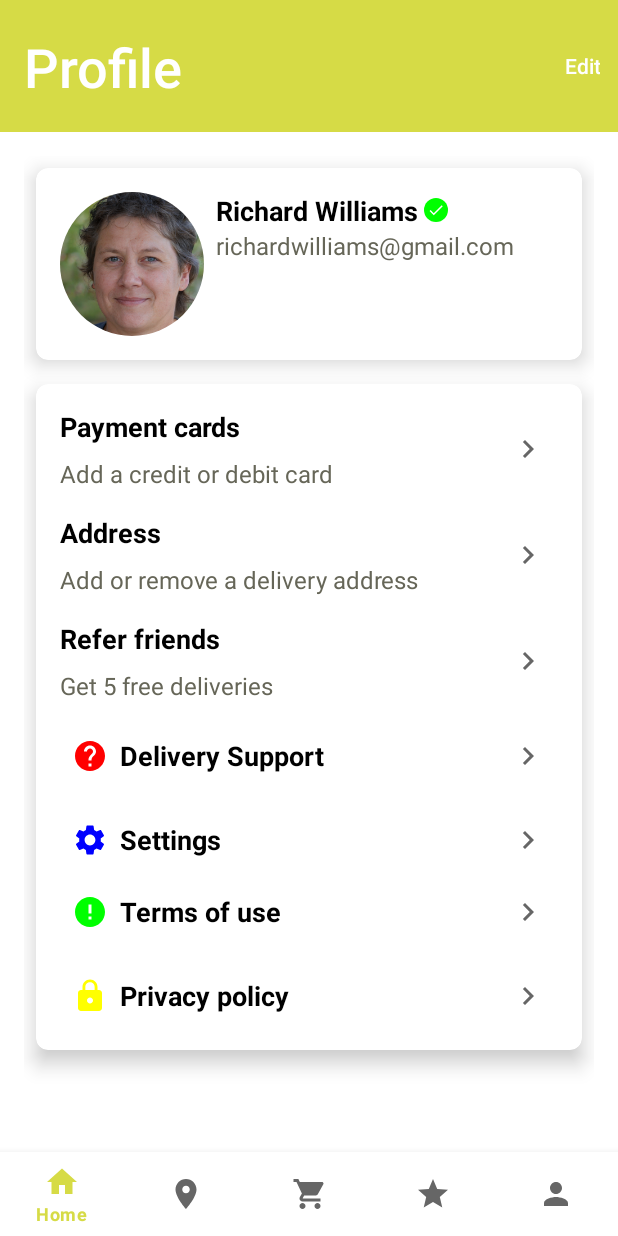
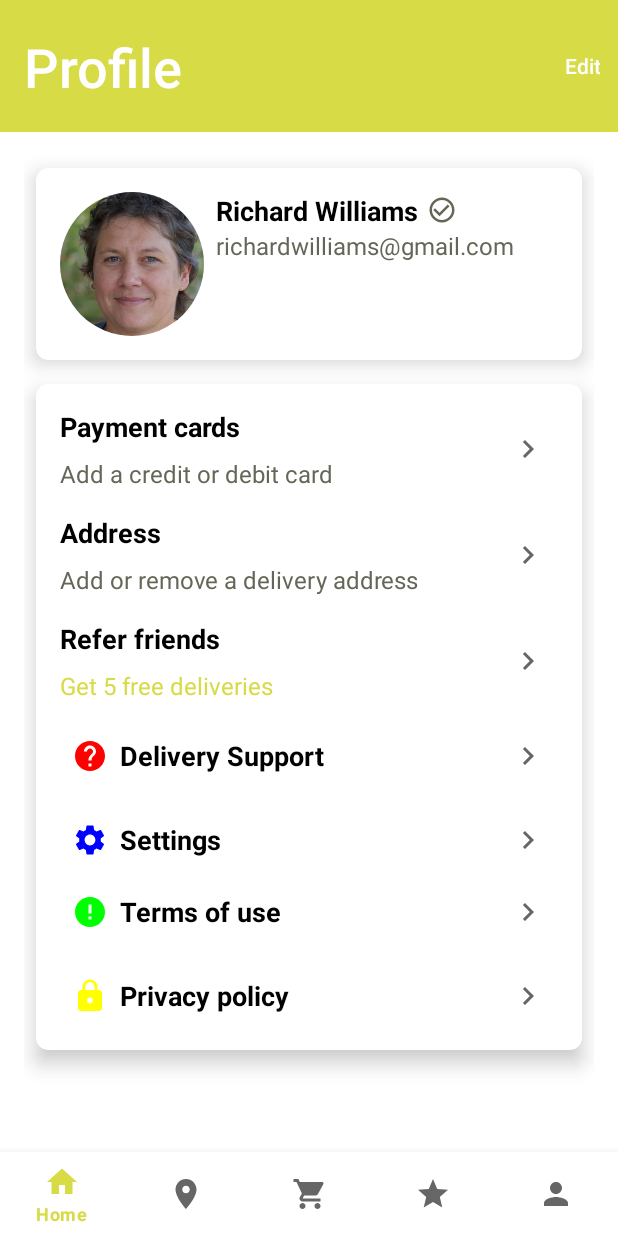
Before and after one commit to DavidGrath/Restaurant-App-Two, an Android app: the fragment ProfileFragment placed in its activity, on a phone screen of 412 x 824 dp. Run offline under Robolectric (Android 15) with nearby library versions, the phone set to English and light mode, and no system bars; our stand-ins replace RxJava; libraries missing offline, so code that uses them is left out: com.mapbox.geojson, com.mapbox.maps, org.apache.commons; 21 statements that could not run were skipped.

Commit message:
Done for now

```diff
--- a/app/src/main/java/com/davidgrath/restaurantapptwo/ConverterUtils.kt
+++ b/app/src/main/java/com/davidgrath/restaurantapptwo/ConverterUtils.kt
@@ -8,7 +8,7 @@ import java.util.*
 class ConverterUtils {
     companion object {
         fun restaurantDetailsDataToRestaurantSummaryUI(restaurant : RestaurantDetailsData) : RestaurantSummaryUI {
-            val dateFormat = SimpleDateFormat.getTimeInstance(SimpleDateFormat.SHORT, Locale.getDefault())
+            val dateFormat = SimpleDateFormat("hh:mm a")
             dateFormat.timeZone = TimeZone.getTimeZone("GMT")
             val date = Date()
             date.time = restaurant.openTime * 60 * 1_000L
--- a/app/src/main/java/com/davidgrath/restaurantapptwo/application/RestaurantAppTwo.kt
+++ b/app/src/main/java/com/davidgrath/restaurantapptwo/application/RestaurantAppTwo.kt
@@ -32,8 +32,6 @@ class RestaurantAppTwo : Application() {
         authRepository =
             AuthRepository(networkClient, storageHelper)
         locationHelper = LocationHelperImpl(this)
-        val preferences = getSharedPreferences(Constants.APPLICATION_NAME, MODE_PRIVATE)
-        preferences.edit().clear().commit()
     }
 
     fun getCartUseCase() : CartUseCase {
--- a/app/src/main/java/com/davidgrath/restaurantapptwo/auth/AuthStorageHelperImpl.kt
+++ b/app/src/main/java/com/davidgrath/restaurantapptwo/auth/AuthStorageHelperImpl.kt
@@ -104,8 +104,6 @@ class AuthStorageHelperImpl(private val context: Context) : AuthStorageHelper {
             EncryptedSharedPreferences.PrefValueEncryptionScheme.AES256_GCM
         )
         preferences.registerOnSharedPreferenceChangeListener(listener)
-        //TODO Remove this line
-        preferences.edit().clear().commit()
 
         usernameBehaviorSubject.onNext(preferences.getString("username", ""))
         emailBehaviorSubject.onNext(preferences.getString("email", ""))
--- a/app/src/main/java/com/davidgrath/restaurantapptwo/auth/OtpVerificationActivity.kt
+++ b/app/src/main/java/com/davidgrath/restaurantapptwo/auth/OtpVerificationActivity.kt
@@ -18,8 +18,11 @@ class OtpVerificationActivity : AppCompatActivity(), OnClickListener {
         super.onCreate(savedInstanceState)
         binding = ActivityOtpVerificationBinding.inflate(layoutInflater)
         viewModel = ViewModelProvider(this, ViewModelProvider.NewInstanceFactory()).get(OtpVerificationViewModel::class.java)
+        binding.toolbarOtpVerification.setNavigationOnClickListener {
+            finish()
+        }
         binding.otpEditTextOtpVerification.setOnCompleteListener {
-            //Runtime exception if this isn't set
+            //Runtime exception will be thrown if this listener isn't set
         }
         binding.otpEditTextOtpVerification.addTextChangedListener {
             viewModel.otp = it!!.toString()
--- a/app/src/main/java/com/davidgrath/restaurantapptwo/auth/ProfileFragment.kt
+++ b/app/src/main/java/com/davidgrath/restaurantapptwo/auth/ProfileFragment.kt
@@ -1,29 +1,24 @@
 package com.davidgrath.restaurantapptwo.auth
 
-import android.graphics.Bitmap
+import android.content.Intent
 import android.os.Bundle
 import android.view.LayoutInflater
 import android.view.MenuItem
 import android.view.View
+import android.view.View.OnClickListener
 import android.view.ViewGroup
 import androidx.appcompat.widget.Toolbar
-import androidx.core.graphics.drawable.RoundedBitmapDrawableFactory
 import androidx.fragment.app.Fragment
 import com.bumptech.glide.Glide
-import com.bumptech.glide.request.target.BitmapImageViewTarget
 import com.davidgrath.restaurantapptwo.Constants
 import com.davidgrath.restaurantapptwo.R
 import com.davidgrath.restaurantapptwo.databinding.FragmentProfileBinding
 
-class ProfileFragment : Fragment() {
+class ProfileFragment: Fragment(), OnClickListener {
 
     lateinit var binding: FragmentProfileBinding
 
-    override fun onCreateView(
-        inflater: LayoutInflater,
-        container: ViewGroup?,
-        savedInstanceState: Bundle?
-    ): View? {
+    override fun onCreateView(inflater: LayoutInflater, container: ViewGroup?, savedInstanceState: Bundle?): View {
         binding = FragmentProfileBinding.inflate(inflater, container, false)
         binding.toolbarProfile.title = "Profile"
         binding.toolbarProfile.inflateMenu(R.menu.menu_profile)
@@ -37,6 +32,7 @@ class ProfileFragment : Fragment() {
                 return true
             }
         })
+        binding.imageViewUserVerified.setOnClickListener(this)
         Glide.with(requireContext())
             .asBitmap()
             .placeholder(R.drawable.simple_image_placeholder)
@@ -45,6 +41,17 @@ class ProfileFragment : Fragment() {
             .load(Constants.PEOPLE_IMAGE_IDS.random())
             .into(binding.imageviewProfilePicture)
         return binding.root
+    }
+
+    override fun onClick(v: View?) {
+        v?.let {
+            when(it) {
+                binding.imageViewUserVerified -> {
+                    val intent = Intent(requireContext(), OtpVerificationActivity::class.java)
+                    startActivity(intent)
+                }
+            }
+        }
     }
 
     companion object {
--- a/app/src/main/java/com/davidgrath/restaurantapptwo/cart/CheckoutActivity.kt
+++ b/app/src/main/java/com/davidgrath/restaurantapptwo/cart/CheckoutActivity.kt
@@ -22,6 +22,9 @@ class CheckoutActivity : AppCompatActivity(), View.OnClickListener {
     override fun onCreate(savedInstanceState: Bundle?) {
         super.onCreate(savedInstanceState)
         binding = ActivityCheckoutBinding.inflate(layoutInflater)
+        binding.toolbarCheckout.setNavigationOnClickListener {
+            finish()
+        }
         setContentView(binding.root)
         window.statusBarColor = resources.getColor(R.color.light_grey)
         WindowInsetsControllerCompat(window, window.decorView).isAppearanceLightStatusBars = true
--- a/app/src/main/java/com/davidgrath/restaurantapptwo/meals/MealDetailsActivity.kt
+++ b/app/src/main/java/com/davidgrath/restaurantapptwo/meals/MealDetailsActivity.kt
@@ -1,5 +1,6 @@
 package com.davidgrath.restaurantapptwo.meals
 
+import android.content.res.Resources.Theme
 import android.graphics.Color
 import android.graphics.drawable.ColorDrawable
 import android.graphics.drawable.Drawable
@@ -7,7 +8,9 @@ import android.os.Bundle
 import android.view.Menu
 import android.view.View
 import androidx.appcompat.app.AppCompatActivity
+import androidx.core.content.res.ResourcesCompat
 import androidx.lifecycle.ViewModelProvider
+import androidx.recyclerview.widget.DividerItemDecoration
 import androidx.recyclerview.widget.LinearLayoutManager
 import com.bumptech.glide.Glide
 import com.bumptech.glide.request.target.ImageViewTarget
@@ -54,6 +57,9 @@ class MealDetailsActivity : AppCompatActivity(), View.OnClickListener {
         adapter = MealExtrasRecyclerAdapter(mealDetails.extras.toList())
         val layoutManager = LinearLayoutManager(this)
         binding.listviewMealDetailsExtras.adapter = adapter
+        val dividerItemDecoration = DividerItemDecoration(this, LinearLayoutManager.VERTICAL)
+        dividerItemDecoration.setDrawable(ResourcesCompat.getDrawable(resources, R.drawable.simple_divider, null)!!)
+        binding.listviewMealDetailsExtras.addItemDecoration(dividerItemDecoration)
         binding.listviewMealDetailsExtras.layoutManager = layoutManager
         binding.buttonMealDetailsAddQuantity.setOnClickListener(this)
         binding.buttonMealDetailsReduceQuantity.setOnClickListener(this)
--- a/app/src/main/java/com/davidgrath/restaurantapptwo/meals/TrendingActivity.kt
+++ b/app/src/main/java/com/davidgrath/restaurantapptwo/meals/TrendingActivity.kt
@@ -6,6 +6,7 @@ import android.view.View
 import androidx.appcompat.app.AppCompatActivity
 import androidx.lifecycle.ViewModelProvider
 import androidx.recyclerview.widget.GridLayoutManager
+import com.davidgrath.restaurantapptwo.R
 import com.davidgrath.restaurantapptwo.databinding.ActivityTrendingBinding
 import com.davidgrath.restaurantapptwo.main.AsyncResult
 import com.davidgrath.restaurantapptwo.main.EmptyAdapter
@@ -32,7 +33,8 @@ class TrendingActivity : AppCompatActivity() {
                 TrendingViewModelFactory((application as com.davidgrath.restaurantapptwo.application.RestaurantAppTwo).getMealUseCase()))
                 .get(TrendingViewModel::class.java)
 
-        val layoutManager = GridLayoutManager(this, 2)
+        val columnCount = resources.getInteger(R.integer.column_count)
+        val layoutManager = GridLayoutManager(this, columnCount)
 
         adapter = TrendingMealRecyclerAdapter(emptyList(), object : TrendingMealRecyclerAdapter.ItemClickListener {
             override fun onItemClicked() {
--- a/app/src/main/java/com/davidgrath/restaurantapptwo/restaurants/adapters/RestaurantReviewRecyclerAdapter.kt
+++ b/app/src/main/java/com/davidgrath/restaurantapptwo/restaurants/adapters/RestaurantReviewRecyclerAdapter.kt
@@ -4,6 +4,7 @@ import android.view.LayoutInflater
 import android.view.ViewGroup
 import androidx.recyclerview.widget.RecyclerView
 import com.bumptech.glide.Glide
+import com.davidgrath.restaurantapptwo.Constants
 import com.davidgrath.restaurantapptwo.R
 import com.davidgrath.restaurantapptwo.databinding.RecyclerviewRestaurantDetailsReviewBinding
 import com.davidgrath.restaurantapptwo.restaurants.entities.ReviewUI
@@ -24,7 +25,7 @@ class RestaurantReviewRecyclerAdapter(val reviews : List<ReviewUI>) : RecyclerVi
             textviewRestaurantDetailsReviewItemRelativeTime.text = review.relativeTime
             ratingBarRestaurantDetailsReviewItem.rating = review.rating.toFloat()
             Glide.with(holder.itemView.context)
-                .load(com.davidgrath.restaurantapptwo.Constants.FOOD_IMAGE_IDS.random())
+                .load(Constants.PEOPLE_IMAGE_IDS.random())
                 .circleCrop()
                 .placeholder(R.drawable.simple_image_placeholder)
                 .fallback(R.drawable.simple_image_placeholder)
--- a/app/src/main/res/layout/activity_checkout.xml
+++ b/app/src/main/res/layout/activity_checkout.xml
@@ -17,12 +17,14 @@
         android:theme="@style/Theme.RestaurantAppTwo.WhiteToolbarActivity"
         tools:context=".cart.CheckoutActivity">
 
-        <androidx.appcompat.widget.Toolbar
+        <com.google.android.material.appbar.MaterialToolbar
             android:id="@+id/toolbar_checkout"
             android:layout_width="match_parent"
             android:layout_height="wrap_content"
             android:minHeight="?attr/actionBarSize"
             android:theme="?attr/actionBarTheme"
+            app:navigationIcon="@drawable/ic_baseline_arrow_back_24"
+            app:navigationIconTint="@color/black"
             app:title="@string/checkout_activity_title" />
 
         <ScrollView
--- a/app/src/main/res/layout/activity_forgot_password.xml
+++ b/app/src/main/res/layout/activity_forgot_password.xml
@@ -11,7 +11,7 @@
         android:layout_width="match_parent"
         android:layout_height="wrap_content"
         android:background="@color/white"
-        app:navigationIconTint="@color/black"
+        app:navigationIconTint="?attr/colorPrimary"
         style="@style/ToolbarStyle.White"
         android:elevation="0dp"
         app:navigationIcon="@drawable/ic_baseline_arrow_back_24" />
--- a/app/src/main/res/layout/fragment_profile.xml
+++ b/app/src/main/res/layout/fragment_profile.xml
@@ -51,14 +51,14 @@
                 android:text="Richard Williams"
                 style="@style/TextTitleSmaller"
                 android:layout_marginStart="@dimen/space_size_2"/>
+<!--                    android:background="@drawable/simple_color_background"-->
+<!--                    android:backgroundTint="#00FF00"-->
             <ImageView
-                android:id="@+id/imageview_user_verified"
-                android:layout_width="16dp"
-                android:layout_height="16dp"
-                android:src="@drawable/ic_baseline_done_24"
-                android:background="@drawable/simple_color_background"
-                android:backgroundTint="#0F0"
-                app:tint="@color/white"
+                android:id="@+id/image_view_user_verified"
+                android:layout_width="24dp"
+                android:layout_height="24dp"
+                android:src="@drawable/baseline_check_circle_outline_24"
+                app:tint="@color/grey"
                 android:visibility="visible"
                 android:padding="2dp"
                 android:layout_gravity="center_vertical"
@@ -170,6 +170,7 @@
                         android:layout_height="wrap_content"
                         android:text="@string/profile_fragment_referral_description"
                         style="@style/TextContent"
+                        android:textColor="?attr/colorPrimary"
                         android:layout_marginTop="@dimen/space_size_2"/>
                 </LinearLayout>
                 <ImageView
--- a/app/src/main/res/layout/map_annotation_restaurant.xml
+++ b/app/src/main/res/layout/map_annotation_restaurant.xml
@@ -1,6 +1,6 @@
 <?xml version="1.0" encoding="utf-8"?>
 <com.google.android.material.card.MaterialCardView xmlns:android="http://schemas.android.com/apk/res/android"
-    android:layout_width="240dp"
+    android:layout_width="280dp"
     android:layout_height="wrap_content"
     xmlns:app="http://schemas.android.com/apk/res-auto"
     xmlns:tools="http://schemas.android.com/tools"
@@ -24,8 +24,10 @@
             android:id="@+id/textview_map_annotation_title"
             android:layout_width="0dp"
             android:layout_height="wrap_content"
+            tools:text="Decent length name"
             android:maxLines="2"
             android:ellipsize="end"
+            style="@style/TextTitleSmaller"
             app:layout_constraintStart_toEndOf="@id/imageview_map_annotation"
             app:layout_constraintEnd_toEndOf="parent"
             app:layout_constraintTop_toTopOf="parent"
@@ -34,6 +36,8 @@
             android:id="@+id/textview_map_annotation_address"
             android:layout_width="0dp"
             android:layout_height="wrap_content"
+            tools:text="Decent length address that has a bit more"
+            style="@style/TextContent"
             app:layout_constraintTop_toBottomOf="@id/textview_map_annotation_title"
             app:layout_constraintStart_toEndOf="@id/imageview_map_annotation"
             app:layout_constraintEnd_toEndOf="parent"
--- /dev/null
+++ b/app/src/main/res/values-w600dp/integers.xml
@@ -0,0 +1,4 @@
+<?xml version="1.0" encoding="utf-8"?>
+<resources>
+    <integer name="column_count">2</integer>
+</resources>
--- /dev/null
+++ b/app/src/main/res/values/integers.xml
@@ -0,0 +1,4 @@
+<?xml version="1.0" encoding="utf-8"?>
+<resources>
+    <integer name="column_count">1</integer>
+</resources>
```
Also changed, not shown: app/src/main/java/com/davidgrath/restaurantapptwo/main/NetworkClientTempImpl.kt (+6 -6 lines), app/src/main/res/drawable/simple_divider.xml (added, +8 -0 lines), app/src/main/res/layout/activity_meal_order.xml (+6 -1 lines), app/src/main/res/layout/activity_otp_verification.xml (+17 -2 lines).
